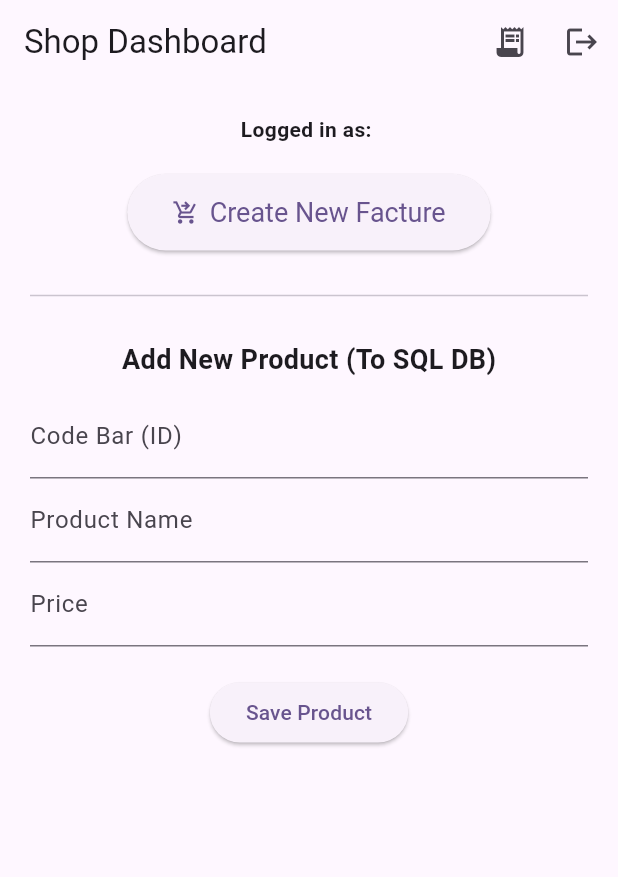
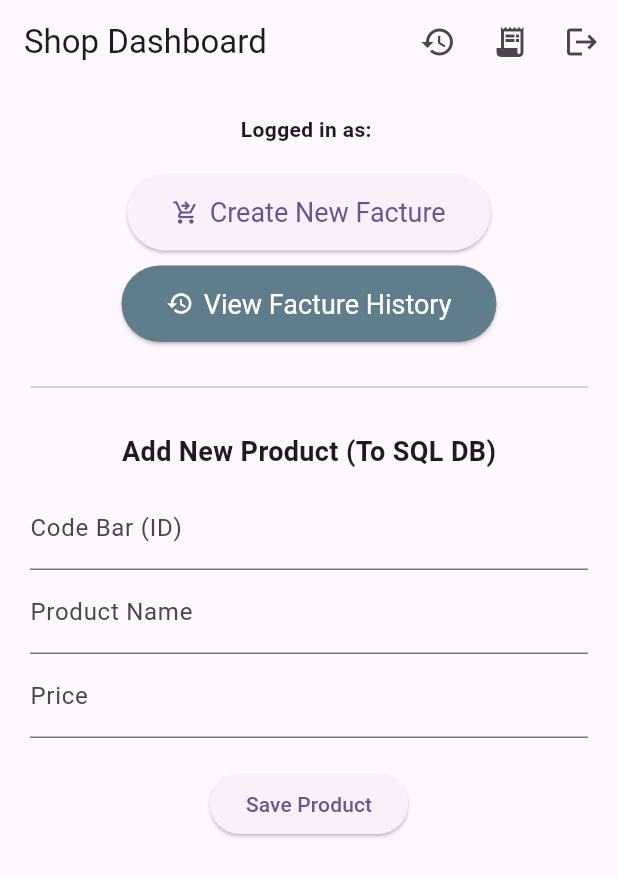
Before and after one commit to RamiChaaben8/Flutter_Shop, a Flutter app: the screen it shows once a user with an empty profile is signed in, on a phone screen of 412 x 824 dp. Shown: the top 877 px of the screen. Run offline on Flutter 3.47's test engine with Material 3 defaults, Android fonts, the light colour scheme and no system bars; our stand-ins replace firebase_auth, firebase_core; missing offline and left inert: firebase_data_connect, mobile_scanner; accounts and stored records are empty.

Commit message:
facture history

```diff
--- a/lib/pages/home_page.dart
+++ b/lib/pages/home_page.dart
@@ -3,6 +3,7 @@ import 'package:firebase_auth/firebase_auth.dart';
 import 'package:project_shop/auth.dart';
 import 'package:project_shop/generated/default.dart';
 import 'package:project_shop/pages/facture_page.dart';
+import 'package:project_shop/pages/facture_history_page.dart';
 
 class HomePage extends StatefulWidget {
   const HomePage({super.key});
@@ -66,6 +67,16 @@ class _HomePageState extends State<HomePage> {
         title: const Text('Shop Dashboard'),
         actions: [
           IconButton(
+            icon: const Icon(Icons.history),
+            tooltip: 'Facture History',
+            onPressed: () {
+              Navigator.push(
+                context,
+                MaterialPageRoute(builder: (context) => const FactureHistoryPage()),
+              );
+            },
+          ),
+          IconButton(
             icon: const Icon(Icons.receipt_long),
             tooltip: 'Create Facture',
             onPressed: () {
@@ -104,6 +115,24 @@ class _HomePageState extends State<HomePage> {
                 textStyle: const TextStyle(fontSize: 18),
               ),
             ),
+            const SizedBox(height: 10),
+            // Navigate to Facture History Button
+            ElevatedButton.icon(
+              onPressed: () {
+                Navigator.push(
+                  context,
+                  MaterialPageRoute(builder: (context) => const FactureHistoryPage()),
+                );
+              },
+              icon: const Icon(Icons.history),
+              label: const Text('View Facture History'),
+              style: ElevatedButton.styleFrom(
+                backgroundColor: Colors.blueGrey,
+                foregroundColor: Colors.white,
+                padding: const EdgeInsets.symmetric(horizontal: 30, vertical: 15),
+                textStyle: const TextStyle(fontSize: 18),
+              ),
+            ),
 
             const Divider(height: 60),
 
--- a/pubspec.yaml
+++ b/pubspec.yaml
@@ -40,6 +40,7 @@ dependencies:
   firebase_auth: ^6.4.0
   firebase_data_connect: ^0.3.0
   mobile_scanner: ^7.2.0
+  intl: ^0.20.2
 
 dev_dependencies:
   flutter_test:
```
Also changed, not shown: lib/pages/facture_history_page.dart (added, +130 -0 lines), lib/generated/default.dart, lib/generated/get_facture_items.dart (added), lib/generated/list_factures.dart (added), pubspec.lock, 3 other files.
